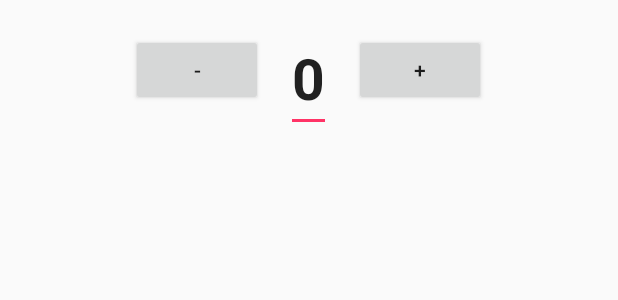
After one commit to albertsus/Lifestyle-App, an Android app: the layout dialog_setting.xml on its own in the app's theme, with its tools: preview values and no code run, on a phone screen of 412 x 824 dp. The commit adds this screen. Shown: the top 300 px of the screen. Run offline under Robolectric (Android 15) with nearby library versions, the phone set to English and light mode, and no system bars.

Commit message:
add pedometer setting

```diff
--- a/app/src/main/java/cs6018/lifestyleapp/activity/SignupActivity.java
+++ b/app/src/main/java/cs6018/lifestyleapp/activity/SignupActivity.java
@@ -142,10 +142,6 @@ public class SignupActivity extends AppCompatActivity {
                 });
     }
 
-    private boolean UserMatch(String username, String password) {
-        return true;
-    }
-
     private void checkUserInDB(final String uuid) {
         mDbUsers.addListenerForSingleValueEvent(new ValueEventListener() {
             @Override
--- a/app/src/main/java/cs6018/lifestyleapp/utils/SensorListener.java
+++ b/app/src/main/java/cs6018/lifestyleapp/utils/SensorListener.java
@@ -17,6 +17,7 @@ import com.google.firebase.database.DatabaseReference;
 import com.google.firebase.database.FirebaseDatabase;
 import com.google.firebase.database.ValueEventListener;
 
+import cs6018.lifestyleapp.activity.StepCounterActivity;
 import cs6018.lifestyleapp.general.StepsData;
 import cs6018.lifestyleapp.general.User;
 
@@ -45,7 +46,7 @@ public class SensorListener extends Service implements SensorEventListener {
                 @Override
                 public void onDataChange(@NonNull DataSnapshot dataSnapshot) {
                     if (!dataSnapshot.exists()) { // initialing data
-                        StepsData stepsData = new StepsData(0, 0);
+                        StepsData stepsData = new StepsData(0, 0, StepCounterActivity.DEFAULT_STEP_GOAL);
                         mDbTodaySteps.setValue(stepsData);
                     } else {
                         StepsData stepsData = dataSnapshot.getValue(StepsData.class);
--- /dev/null
+++ b/app/src/main/res/layout/dialog_setting.xml
@@ -0,0 +1,43 @@
+<?xml version="1.0" encoding="utf-8"?>
+<LinearLayout
+    xmlns:android="http://schemas.android.com/apk/res/android"
+    android:layout_width="match_parent"
+    android:layout_height="match_parent"
+    android:gravity="center_horizontal"
+    android:orientation="vertical"
+    android:padding="8dp">
+
+
+    <LinearLayout
+        android:layout_width="match_parent"
+        android:layout_height="wrap_content"
+        android:orientation="horizontal"
+        android:gravity="center">
+
+        <Button
+            android:id="@+id/bt_decrease"
+            android:layout_width="wrap_content"
+            android:layout_height="wrap_content"
+            android:onClick="decrease"
+            android:text="-" />
+
+        <EditText
+            android:id="@+id/et_number"
+            android:inputType="number"
+            android:layout_width="wrap_content"
+            android:layout_height="wrap_content"
+            android:layout_marginTop="5dp"
+            android:layout_marginHorizontal="15dp"
+            android:text="0"
+            android:textStyle="bold"
+            android:textSize="38sp" />
+
+        <Button
+            android:id="@+id/bt_increase"
+            android:layout_width="wrap_content"
+            android:layout_height="wrap_content"
+            android:onClick="increase"
+            android:text="+" />
+    </LinearLayout>
+
+</LinearLayout>
```
Also changed, not shown: app/src/main/java/cs6018/lifestyleapp/activity/StepCounterActivity.java (+116 -23 lines), app/src/main/java/cs6018/lifestyleapp/general/StepsData.java (+7 -1 lines), app/src/main/res/layout/activity_pedometer.xml (+17 -5 lines), app/src/main/res/values/strings.xml (+5 -2 lines), app/src/main/res/drawable-hdpi/ic_setting.png (added), app/src/main/res/drawable-mdpi/ic_setting.png (added), app/src/main/res/drawable-xhdpi/ic_setting.png (added), app/src/main/res/drawable-xxhdpi/ic_setting.png (added).
